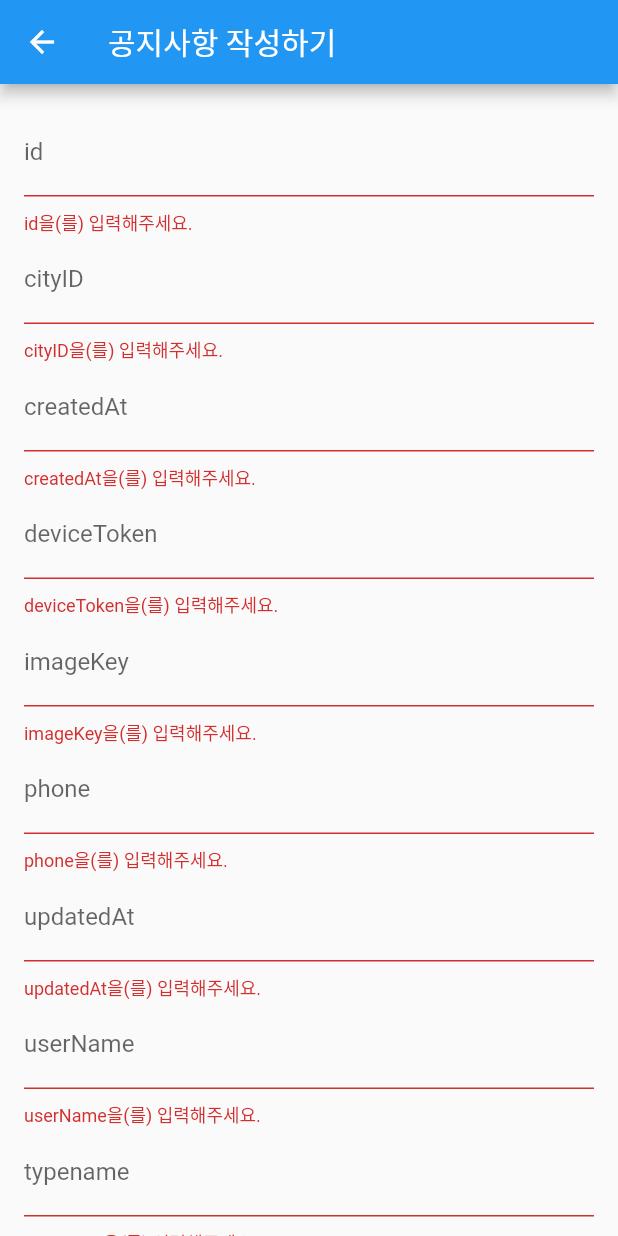
After one commit to qweehd/seoul_forest_web_admin, a Flutter app: the UserWritePage screen opened directly, after a tap on "저장하기", on a phone screen of 412 x 824 dp. The commit adds this screen. Run offline on Flutter 3.47's test engine with Material 2 defaults, Android fonts, the phone set to English and light mode, and no system bars; missing offline and left inert: amplify_api, amplify_flutter, amplify_storage_s3.

Commit message:
[추가]사용자관리 : 추가하기 버튼 추가

```diff
--- a/lib/user_list.dart
+++ b/lib/user_list.dart
@@ -1,5 +1,6 @@
 import 'package:flutter/material.dart';
-import 'package:seoul_forest_web_admin/user_list_edit.dart'; // 이 페이지를 작성해야 합니다.
+import 'package:seoul_forest_web_admin/user_list_edit.dart';
+import 'package:seoul_forest_web_admin/user_list_write.dart'; // 이 페이지를 작성해야 합니다.
 
 class UserItem {
   final int id;
@@ -54,12 +55,33 @@ class _UserListState extends State<UserList> {
     return SingleChildScrollView(
       child: Column(
         children: [
-          Container(
+          Padding(
             padding: EdgeInsets.only(top: 10, bottom: 10, right: 10),
-            alignment: Alignment.centerRight,
-            child: ElevatedButton(
-              child: Text('삭제하기'),
-              onPressed: deleteSelected,
+            child: Row(
+              mainAxisAlignment: MainAxisAlignment.end,
+              children: [
+                ElevatedButton(
+                  child: Text('추가하기'),
+                  onPressed: () {
+                    Navigator.push(
+                      context,
+                      MaterialPageRoute(builder: (context) => UserWritePage()),
+                    ).then((newUserItem) {
+                      if (newUserItem != null) {
+                        setState(() {
+                          useritems.add(newUserItem); // 새로운 Notice를 목록에 추가
+                        });
+                      }
+                    });
+                    // Add your '추가하기' button action here
+                  },
+                ),
+                SizedBox(width: 10), // This gives some space between the buttons
+                ElevatedButton(
+                  child: Text('삭제하기'),
+                  onPressed: deleteSelected,
+                ),
+              ],
             ),
           ),
           SingleChildScrollView(
--- /dev/null
+++ b/lib/user_list_write.dart
@@ -0,0 +1,124 @@
+import 'package:flutter/material.dart';
+import 'package:seoul_forest_web_admin/user_list.dart'; // 필요한 Notice 클래스를 불러오기 위해 사용합니다.
+
+class UserWritePage extends StatefulWidget {
+  UserWritePage({Key? key}) : super(key: key);
+
+  @override
+  _UserWritePageState createState() => _UserWritePageState();
+}
+
+class _UserWritePageState extends State<UserWritePage> {
+  final GlobalKey<FormState> _formKey = GlobalKey<FormState>();
+  final TextEditingController _idController = TextEditingController();
+  final TextEditingController _cityIDController = TextEditingController();
+  final TextEditingController _createdAtController = TextEditingController();
+  final TextEditingController _deviceTokenController = TextEditingController();
+  final TextEditingController _imageKeyController = TextEditingController();
+  final TextEditingController _phoneController = TextEditingController();
+  final TextEditingController _updatedAtController = TextEditingController();
+  final TextEditingController _userNameController = TextEditingController();
+  final TextEditingController _typenameController = TextEditingController();
+  final TextEditingController _devicePlatform = TextEditingController();
+
+  bool? _isCompletelyRegistered;
+
+  @override
+  Widget build(BuildContext context) {
+    return Scaffold(
+      appBar: AppBar(
+        title: Text('공지사항 작성하기'),
+      ),
+      body: Form(
+        key: _formKey,
+        child: ListView(
+          padding: EdgeInsets.all(16.0),
+          children: <Widget>[
+           buildTextFormField(_idController, 'id'),
+            buildTextFormField(_cityIDController, 'cityID'),
+            buildTextFormField(_createdAtController, 'createdAt'),
+            buildTextFormField(_deviceTokenController, 'deviceToken'),
+            buildTextFormField(_imageKeyController, 'imageKey'),
+            buildTextFormField(_phoneController, 'phone'),
+            buildTextFormField(_updatedAtController, 'updatedAt'),
+            buildTextFormField(_userNameController, 'userName'),
+            buildTextFormField(_typenameController, 'typename'),
+            buildTextFormField(_devicePlatform, 'devicePlatform'),
+            SizedBox(height: 20),
+            Text('isCompletelyRegistered:'),
+            Row(
+              children: [
+                Expanded(
+                  child: ListTile(
+                    title: Text('True'),
+                    leading: Radio<bool>(
+                      value: true,
+                      groupValue: _isCompletelyRegistered,
+                      onChanged: (value) {
+                        setState(() {
+                          _isCompletelyRegistered = value;
+                        });
+                      },
+                    ),
+                  ),
+                ),
+                Expanded(
+                  child: ListTile(
+                    title: Text('False'),
+                    leading: Radio<bool>(
+                      value: false,
+                      groupValue: _isCompletelyRegistered,
+                      onChanged: (value) {
+                        setState(() {
+                          _isCompletelyRegistered = value;
+                        });
+                      },
+                    ),
+                  ),
+                ),
+              ],
+            ),
+            ElevatedButton(
+              onPressed: () {
+                if (_formKey.currentState!.validate()) {
+                  var userItem = UserItem(
+                    id: DateTime.now().millisecondsSinceEpoch,
+                    cityID: int.parse(_cityIDController.text),
+                    createdAt: DateTime.now(),
+                    deviceToken: _deviceTokenController.text,
+                    imageKey: _imageKeyController.text,
+                    phone: _phoneController.text,
+                    updatedAt: DateTime.now(),
+                    userName: _userNameController.text,
+                    typename: _typenameController.text,
+                    devicePlatform: _devicePlatform.text,
+                    isCompletelyRegistered: _isCompletelyRegistered!,
+                  );
+                  Navigator.pop(context, userItem);
+                }
+              },
+              child: Text('저장하기'),
+            ),
+          ],
+        ),
+      ),
+    );
+  }
+
+  Widget buildTextFormField(TextEditingController controller, String label, {bool isMultiline = false}) {
+    return TextFormField(
+      controller: controller,
+      decoration: InputDecoration(
+        labelText: label,
+      ),
+      maxLines: isMultiline ? null : 1,  // 다중 줄 입력을 위한 설정
+      keyboardType: isMultiline ? TextInputType.multiline : TextInputType.text,
+      validator: (value) {
+        if (value == null || value.isEmpty) {
+          return '$label을(를) 입력해주세요.';
+        }
+        return null;
+      },
+    );
+  }
+}
```
